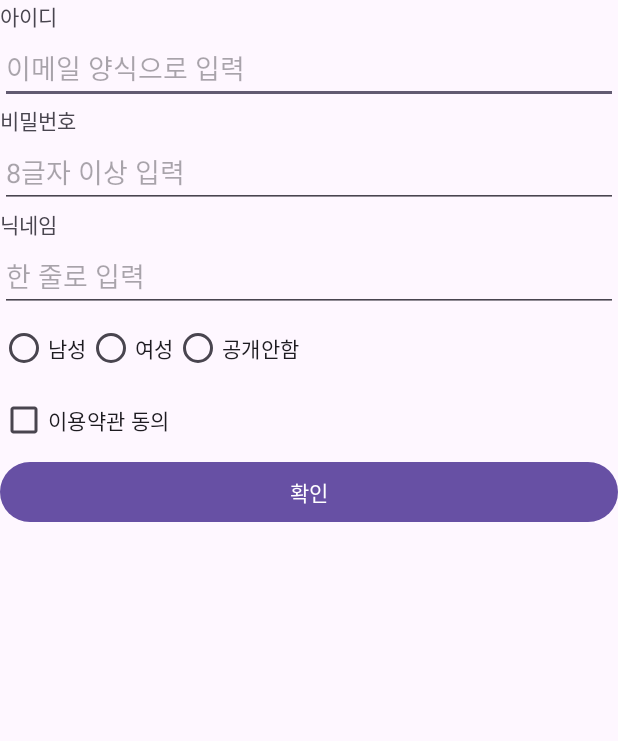
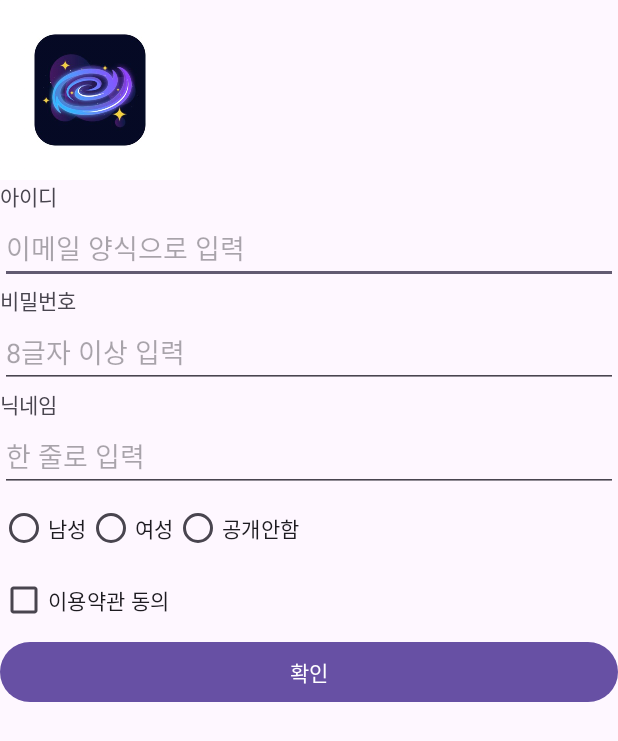
Before and after one commit to foodinsect/SignUpUIPractice_Minjin, an Android app: the screen it shows after launch (MainActivity), on a phone screen of 412 x 824 dp. Shown: the top 741 px of the screen. Run offline under Robolectric (Android 15) with nearby library versions, the phone set to English and light mode, and no system bars.

Commit message:
ImageView 추가 + 실제 그림 파일 배치 (src)

```diff
--- a/app/src/main/res/layout/activity_main.xml
+++ b/app/src/main/res/layout/activity_main.xml
@@ -6,6 +6,12 @@
     android:layout_height="match_parent"
     android:orientation="vertical"
     tools:context=".MainActivity">
+    <ImageView
+        android:layout_width="120dp"
+        android:layout_height="120dp"
+        android:src="@drawable/milkyway_logo_02"
+        android:scaleType="fitXY"/>
+
 
     <TextView
         android:layout_width="wrap_content"
```
Also changed, not shown: app/src/main/res/drawable/milkyway_logo_01.jpg (added), app/src/main/res/drawable/milkyway_logo_02.jpg (added).
